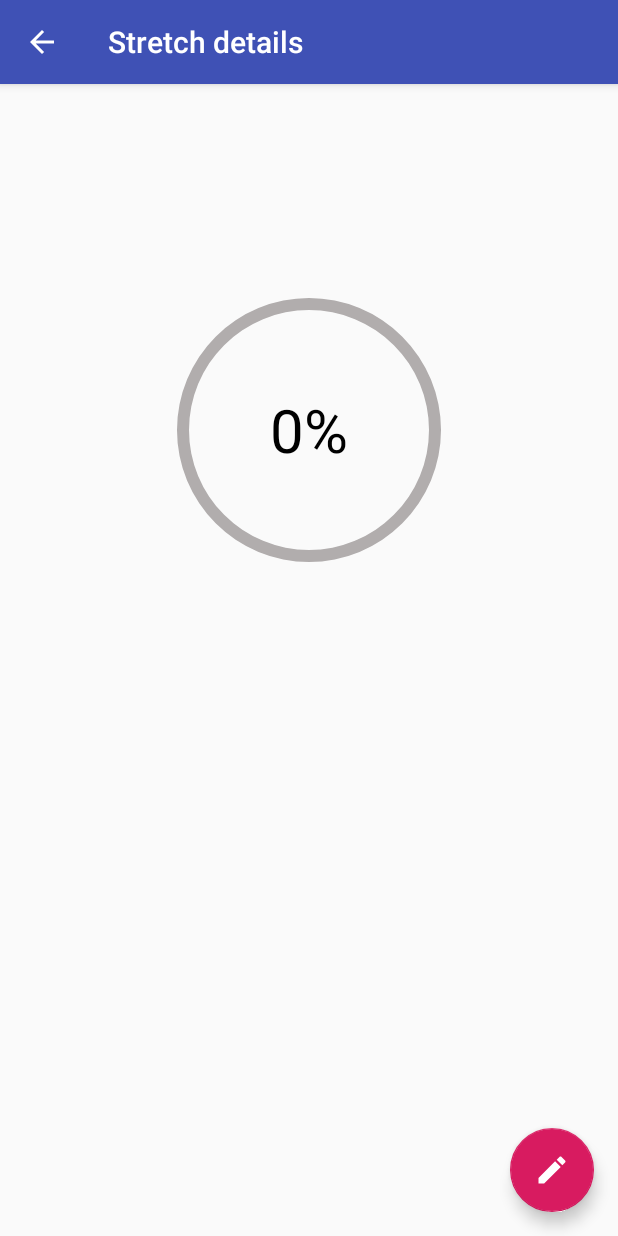
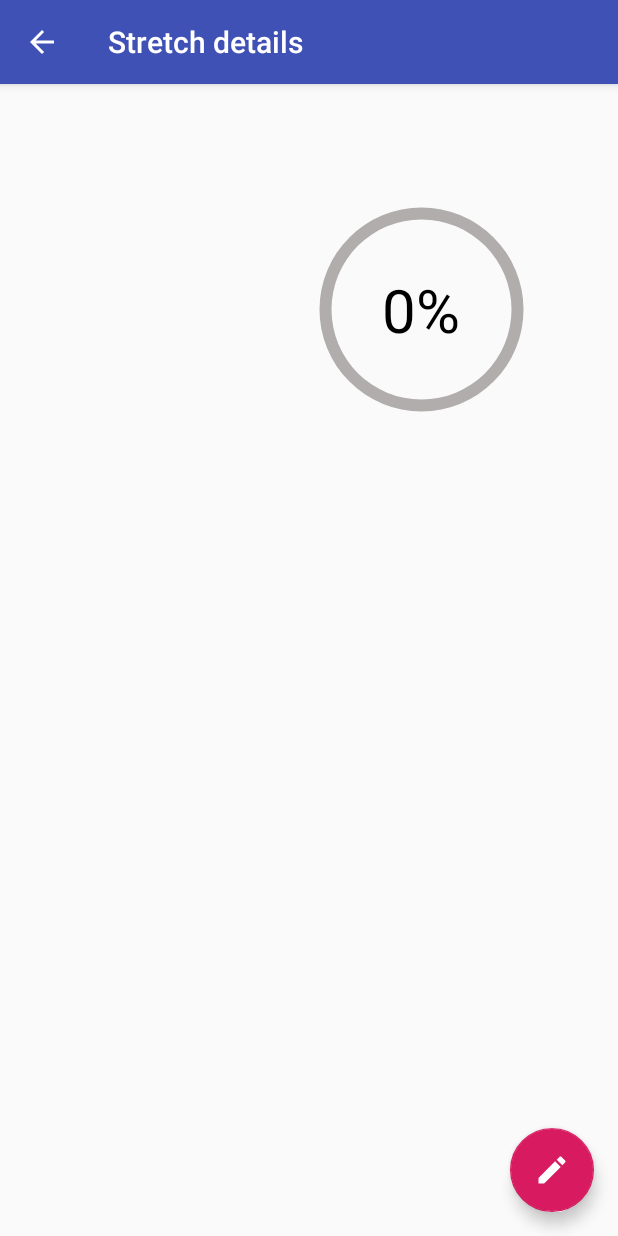
Before and after one commit to lisabg/MyWorkoutApplication, an Android app: the StretchDetailsActivity screen opened directly, with no data from a screen before it, on a phone screen of 412 x 824 dp. Run offline under Robolectric (Android 15) with nearby library versions, the phone set to English and light mode, and no system bars; 3 statements that could not run were skipped.

Commit message:
restructured layouts, started adding functionality for exercise history

```diff
--- a/app/src/main/java/com/example/myapplication/entities/Exercise.kt
+++ b/app/src/main/java/com/example/myapplication/entities/Exercise.kt
@@ -12,6 +12,6 @@ data class Exercise(
     var id : Int = 0
     var weightStart: Long = 0
 
-    var progressHistory = mutableListOf<String>()
+    var progressHistory = mutableListOf<Long>()
 
 }
--- a/app/src/main/java/com/example/myapplication/entities/Stretch.kt
+++ b/app/src/main/java/com/example/myapplication/entities/Stretch.kt
@@ -12,6 +12,6 @@ data class Stretch(
     var id : Int = 0
     var secondsStart: Long = 0
 
-    var progressHistory = mutableListOf<String>()
+    var progressHistory = mutableListOf<Long>()
 
 }
--- a/app/src/main/java/com/example/myapplication/exercise/ExerciseActivityAdapter.kt
+++ b/app/src/main/java/com/example/myapplication/exercise/ExerciseRecyclerViewAdapter.kt
@@ -15,8 +15,8 @@ import com.example.myapplication.entities.Exercise
 import com.example.myapplication.entities.calculateProgress
 import com.google.android.material.snackbar.Snackbar
 
-class ExerciseActivityAdapter(private val exerciseList: ArrayList<Exercise>, val context: Context) :
-    RecyclerView.Adapter<ExerciseActivityAdapter.MyViewHolder>() {
+class ExerciseRecyclerViewAdapter(private val exerciseList: ArrayList<Exercise>, val context: Context) :
+    RecyclerView.Adapter<ExerciseRecyclerViewAdapter.MyViewHolder>() {
 
     private var removedPosition : Int = 0
     private var removedItem: Exercise =
--- a/app/src/main/java/com/example/myapplication/stretch/StretchDetailsActivity.kt
+++ b/app/src/main/java/com/example/myapplication/stretch/StretchDetailsActivity.kt
@@ -11,6 +11,8 @@ import androidx.appcompat.app.AlertDialog
 import com.example.myapplication.R
 import com.example.myapplication.entities.Stretch
 import com.example.myapplication.entities.calculateProgress
+import kotlinx.android.synthetic.main.details_name_description_layout.*
+import kotlinx.android.synthetic.main.details_progressbar_layout.*
 import kotlinx.android.synthetic.main.stretch_details_layout.*
 import kotlinx.android.synthetic.main.stretch_new_dialog.view.*
 import kotlinx.android.synthetic.main.toolbar.*
@@ -114,20 +116,20 @@ class StretchDetailsActivity : AppCompatActivity() {
         val goal = intent.extras?.getString("goal")
         val start = intent.extras?.getString("start")
 
-        stretch_name_details.text = name
-        stretch_description_details.text = description
+        details_name.text = name
+        details_description.text = description
         stretch_seconds_details.text = getString(R.string.seconds_text, seconds!!.toInt())
         stretch_sets_details.text = getString(R.string.sets_text, sets!!.toInt())
-        stretch_goal_details.text = getString(R.string.seconds_goal_text, goal!!.toInt())
+        stretch_goal_details.text = getString(R.string.goal_text, goal!!.toInt())
 
         if (seconds == start) {
-            stretch_details_progress_bar.progress = 0
-            stretch_details_progress_percentage.text = "0%"
+            details_progress_bar.progress = 0
+            details_progress_percentage.text = "0%"
         }
         else {
             val percentage = calculateProgress(start!!.toLong(), seconds.toLong(), goal.toLong())
-            stretch_details_progress_bar.progress = percentage
-            stretch_details_progress_percentage.text = getString(R.string.percentage_text, percentage)
+            details_progress_bar.progress = percentage
+            details_progress_percentage.text = getString(R.string.percentage_text, percentage)
         }
 
     }
--- /dev/null
+++ b/app/src/main/java/com/example/myapplication/stretch/StretchDetailsRecyclerviewAdapter.kt
@@ -0,0 +1 @@
+package com.example.myapplication.stretch
--- a/app/src/main/java/com/example/myapplication/stretch/StretchActivityAdapter.kt
+++ b/app/src/main/java/com/example/myapplication/stretch/StretchRecyclerviewAdapter.kt
@@ -15,8 +15,8 @@ import com.example.myapplication.entities.Stretch
 import com.example.myapplication.entities.calculateProgress
 import com.google.android.material.snackbar.Snackbar
 
-class StretchActivityAdapter(private val stretchList: ArrayList<Stretch>, val context: Context) :
-    RecyclerView.Adapter<StretchActivityAdapter.MyViewHolder>() {
+class StretchRecyclerviewAdapter(private val stretchList: ArrayList<Stretch>, val context: Context) :
+    RecyclerView.Adapter<StretchRecyclerviewAdapter.MyViewHolder>() {
 
     private var removedPosition : Int = 0
     private var removedItem : Stretch =
--- /dev/null
+++ b/app/src/main/res/layout/details_history_layout.xml
@@ -0,0 +1,18 @@
+<?xml version="1.0" encoding="utf-8"?>
+<LinearLayout xmlns:android="http://schemas.android.com/apk/res/android"
+        android:orientation="vertical" android:layout_width="match_parent"
+        android:layout_height="wrap_content">
+
+    <TextView
+            android:id="@+id/details_recycler_view_title"
+            android:layout_width="match_parent"
+            android:layout_height="wrap_content"
+            android:textAppearance="@style/Base.TextAppearance.AppCompat.Medium" />
+
+    <androidx.recyclerview.widget.RecyclerView
+            android:id="@+id/details_recycler_view"
+            android:layout_width="match_parent"
+            android:layout_height="wrap_content"
+            android:scrollbars="vertical" />
+
+</LinearLayout>
--- /dev/null
+++ b/app/src/main/res/layout/details_name_description_layout.xml
@@ -0,0 +1,18 @@
+<?xml version="1.0" encoding="utf-8"?>
+<LinearLayout xmlns:android="http://schemas.android.com/apk/res/android"
+        android:orientation="vertical" android:layout_width="match_parent"
+        android:layout_height="match_parent">
+    <TextView
+            android:id="@+id/details_name"
+            android:layout_width="match_parent"
+            android:layout_height="wrap_content"
+            android:textAppearance="@style/Base.TextAppearance.AppCompat.Large" />
+
+    <TextView
+            android:id="@+id/details_description"
+            android:layout_width="match_parent"
+            android:layout_height="wrap_content"
+            android:paddingBottom="10dp"
+            android:textAppearance="@style/Base.TextAppearance.AppCompat.Medium" />
+
+</LinearLayout>
--- /dev/null
+++ b/app/src/main/res/layout/details_progressbar_layout.xml
@@ -0,0 +1,29 @@
+<?xml version="1.0" encoding="utf-8"?>
+
+<RelativeLayout xmlns:android="http://schemas.android.com/apk/res/android"
+        android:layout_width="0dp"
+        android:layout_height="wrap_content"
+        android:layout_gravity="center"
+        android:layout_weight="1">
+
+    <ProgressBar
+            android:id="@+id/details_progress_bar"
+            style="?android:progressBarStyleHorizontal"
+            android:layout_width="150dp"
+            android:layout_height="150dp"
+            android:layout_gravity="center"
+            android:gravity="center"
+            android:indeterminate="false"
+            android:max="100"
+            android:progressDrawable="@drawable/circular_progress_bar" />
+
+    <TextView
+            android:id="@+id/details_progress_percentage"
+            android:layout_width="150dp"
+            android:layout_height="150dp"
+            android:layout_gravity="center"
+            android:gravity="center"
+            android:textColor="#000000"
+            android:textSize="40sp" />
+
+</RelativeLayout>
--- a/app/src/main/res/layout/stretch_card_view_layout.xml
+++ b/app/src/main/res/layout/stretch_card_view_layout.xml
@@ -30,14 +30,12 @@
                         android:layout_width="match_parent"
                         android:layout_height="wrap_content"
                         android:paddingBottom="6dp"
-                        android:text=""
                         android:textAppearance="@style/Base.TextAppearance.AppCompat.Large" />
 
                 <TextView
                         android:id="@+id/stretch_time_id"
                         android:layout_width="match_parent"
                         android:layout_height="wrap_content"
-                        android:text=""
                         android:textAppearance="@style/Base.TextAppearance.AppCompat.Medium" />
 
                 <TextView
@@ -45,7 +43,6 @@
                         android:layout_width="match_parent"
                         android:layout_height="wrap_content"
                         android:paddingBottom="6dp"
-                        android:text=""
                         android:textAppearance="@style/Base.TextAppearance.AppCompat.Medium" />
 
             </LinearLayout>
--- a/app/src/main/res/layout/stretch_details_layout.xml
+++ b/app/src/main/res/layout/stretch_details_layout.xml
@@ -20,73 +20,47 @@
             app:layout_constraintStart_toStartOf="parent"
             app:layout_constraintTop_toTopOf="parent">
 
-        <TextView
-                android:id="@+id/stretch_name_details"
+        <include layout="@layout/details_name_description_layout" />
+
+
+        <LinearLayout
                 android:layout_width="match_parent"
                 android:layout_height="wrap_content"
-                android:text=""
-                android:textAppearance="@style/Base.TextAppearance.AppCompat.Large" />
+                android:orientation="horizontal">
+
+            <LinearLayout
+                    android:layout_width="0dp"
+                    android:layout_height="wrap_content"
+                    android:layout_gravity="center"
+                    android:layout_weight="1"
+                    android:orientation="vertical">
 
                 <TextView
-                android:id="@+id/stretch_description_details"
+                        android:id="@+id/stretch_sets_details"
                         android:layout_width="match_parent"
                         android:layout_height="wrap_content"
                         android:paddingBottom="8dp"
-                android:text=""
                         android:textAppearance="@style/Base.TextAppearance.AppCompat.Medium" />
 
                 <TextView
                         android:id="@+id/stretch_seconds_details"
                         android:layout_width="match_parent"
                         android:layout_height="wrap_content"
-                android:text=""
                         android:textAppearance="@style/Base.TextAppearance.AppCompat.Medium" />
-
-        <TextView
-                android:id="@+id/stretch_sets_details"
-                android:layout_width="match_parent"
-                android:layout_height="wrap_content"
-                android:paddingBottom="8dp"
-                android:text=""
-                android:textAppearance="@style/Base.TextAppearance.AppCompat.Medium" />
-
-        <RelativeLayout
-                android:layout_width="wrap_content"
-                android:layout_height="wrap_content"
-                android:layout_gravity="center_horizontal">
-
-            <ProgressBar
-                    android:id="@+id/stretch_details_progress_bar"
-                    style="?android:progressBarStyleHorizontal"
-                    android:layout_width="200dp"
-                    android:layout_height="200dp"
-                    android:indeterminate="false"
-                    android:max="100"
-                    android:progressDrawable="@drawable/circular_progress_bar" />
-
-            <TextView
-                    android:id="@+id/stretch_details_progress_percentage"
-                    android:layout_width="200dp"
-                    android:layout_height="200dp"
-                    android:gravity="center"
-                    android:textColor="#000000"
-                    android:textSize="40sp" />
-
-        </RelativeLayout>
-
-        <ListView
-                android:id="@+id/stretch_details_history_list"
-                android:layout_height="wrap_content"
-                android:layout_width="match_parent">
-        </ListView>
-
 
                 <TextView
                         android:id="@+id/stretch_goal_details"
                         android:layout_width="wrap_content"
                         android:layout_height="wrap_content"
-                android:text=""
                         android:textAppearance="@style/Base.TextAppearance.AppCompat.Medium" />
+
+            </LinearLayout>
+
+            <include layout="@layout/details_progressbar_layout" />
+
+        </LinearLayout>
+
+        <include layout="@layout/details_history_layout" />
 
     </LinearLayout>
 
--- a/app/src/main/res/values/strings.xml
+++ b/app/src/main/res/values/strings.xml
@@ -29,9 +29,9 @@
     <string name="repetition_text">Repetition: %1$d</string>
     <string name="sets_text">Sets: %1$d</string>
     <string name="seconds_text">Seconds: %1$d</string>
-    <string name="seconds_goal_text">Seconds goal: %1$d</string>
     <string name="weight_text">Weight: %1$d</string>
-    <string name="weight_goal_text">Weight goal: %1$d</string>
+    <string name="goal_text">Goal: %1$d</string>
+    <string name="goal_history_title">Goal history</string>
 
     <string name="exercise_title">Exercises</string>
     <string name="exercise_title_hint">Exercise name</string>
```
Also changed, not shown: app/src/main/java/com/example/myapplication/exercise/ExerciseActivity.kt (+3 -16 lines), app/src/main/java/com/example/myapplication/exercise/ExerciseDataBaseHandler.kt (+43 -5 lines), app/src/main/java/com/example/myapplication/exercise/ExerciseDetailsActivity.kt (+40 -8 lines), app/src/main/java/com/example/myapplication/exercise/ExerciseDetailsRecyclerViewAdapter.kt (added, +36 -0 lines), app/src/main/java/com/example/myapplication/stretch/StretchActivity.kt (+4 -17 lines), app/src/main/res/layout/details_card_view_layout.xml (added, +29 -0 lines), app/src/main/res/layout/exercise_details_layout.xml (+19 -47 lines). Lines whose indentation alone changed are shown as unchanged.
